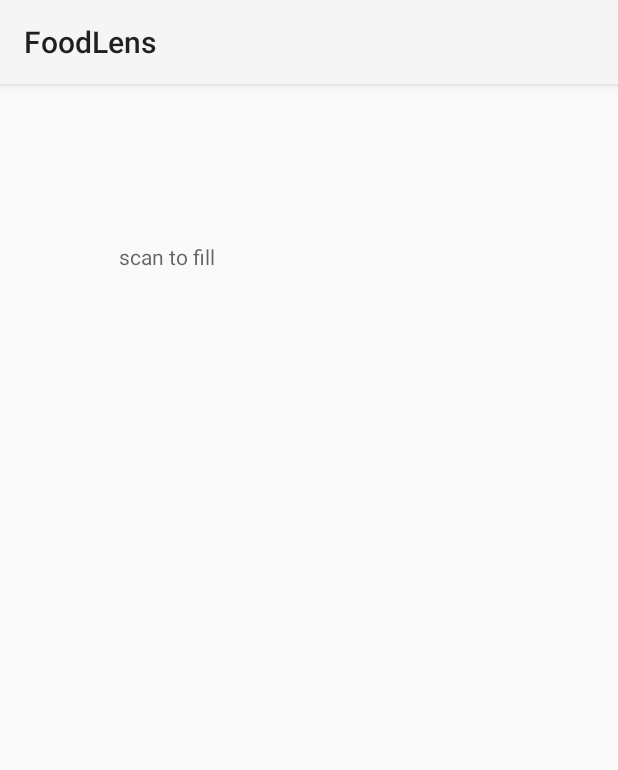
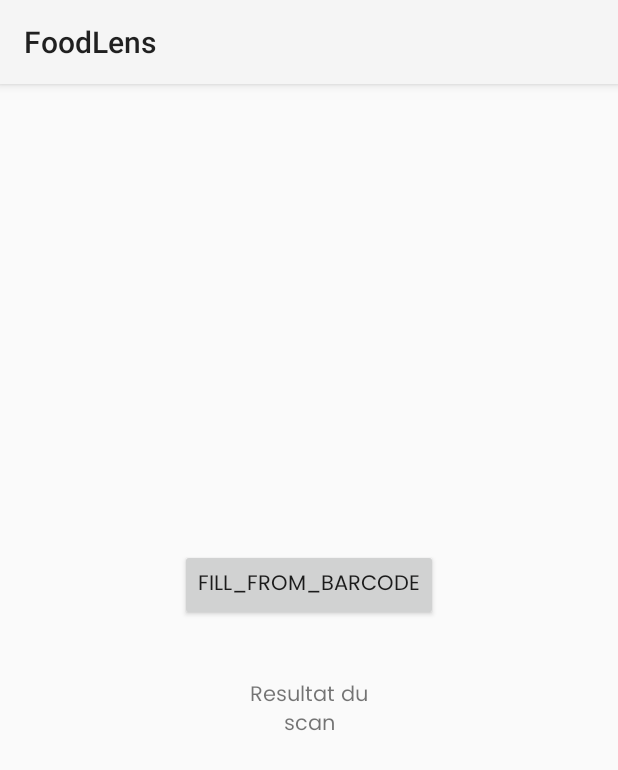
Before and after one commit to D0gmaDev/FoodLens, an Android app: the ActivityIntent screen opened directly, with no data from a screen before it, on a phone screen of 412 x 824 dp. Shown: the top 770 px of the screen. Run offline under Robolectric (Android 15) with nearby library versions, the phone set to English and light mode, and no system bars; libraries missing offline, so code that uses them is left out: com.vuzix.hud, com.vuzix.sdk; 1 statement that could not run was skipped.

Commit message:
Refactor main activity layout

```diff
--- a/app/src/main/res/layout/activity_intent.xml
+++ b/app/src/main/res/layout/activity_intent.xml
@@ -1,38 +1,33 @@
 <?xml version="1.0" encoding="utf-8"?>
-<androidx.constraintlayout.widget.ConstraintLayout xmlns:android="http://schemas.android.com/apk/res/android"
-    xmlns:app="http://schemas.android.com/apk/res-auto"
+<LinearLayout xmlns:android="http://schemas.android.com/apk/res/android"
     xmlns:tools="http://schemas.android.com/tools"
     android:layout_width="match_parent"
     android:layout_height="match_parent"
-    tools:context="fr.foodlens.ActivityIntent">
+    android:orientation="vertical"
+    tools:context="fr.foodlens.ActivityIntent"
+    android:gravity="center">
 
         <Button
             android:id="@+id/btn_scan_barcode"
-        android:layout_width="181dp"
+            android:text="@string/fill_from_barcode"
+            android:fontFamily="@font/poppins"
+            android:layout_width="wrap_content"
             android:layout_height="wrap_content"
-        android:layout_marginEnd="380dp"
-        android:layout_marginStart="79dp"
-        android:layout_marginTop="52dp"
-        android:text="fill from barcode"
             android:focusable="true"
             android:focusableInTouchMode="true"
             android:enabled="true"
-        app:layout_constraintEnd_toEndOf="parent"
-        app:layout_constraintStart_toStartOf="parent"
-        app:layout_constraintTop_toBottomOf="@+id/scannedTextResult" />
+            android:layout_margin="10dp" />
+
 
         <TextView
+            android:gravity="center"
             android:id="@+id/scannedTextResult"
-        android:layout_width="483dp"
-        android:layout_height="wrap_content"
-        android:layout_marginStart="79dp"
-        android:layout_marginTop="105dp"
+            android:text="@string/resultat_du_scan"
+            android:fontFamily="@font/poppins_regular"
+            android:layout_width="100dp"
+            android:layout_height="100dp"
             android:focusable="false"
             android:focusableInTouchMode="false"
-        android:ems="10"
-        android:hint="scan to fill"
-        android:inputType="text"
-        app:layout_constraintStart_toStartOf="parent"
-        app:layout_constraintTop_toTopOf="parent" />
+            android:ems="10" />
 
-</androidx.constraintlayout.widget.ConstraintLayout>
+</LinearLayout>
--- a/app/src/main/res/values/strings.xml
+++ b/app/src/main/res/values/strings.xml
@@ -1,4 +1,6 @@
 <resources>
     <string name="app_name">FoodLens</string>
     <string name="welcome_back">Welcome back on FoodLens!</string>
+    <string name="fill_from_barcode">fill_from_barcode</string>
+    <string name="resultat_du_scan">Resultat du scan</string>
 </resources>
```
Also changed, not shown: app/src/main/res/layout/activity_main.xml (+13 -34 lines). Lines whose indentation alone changed are shown as unchanged.
